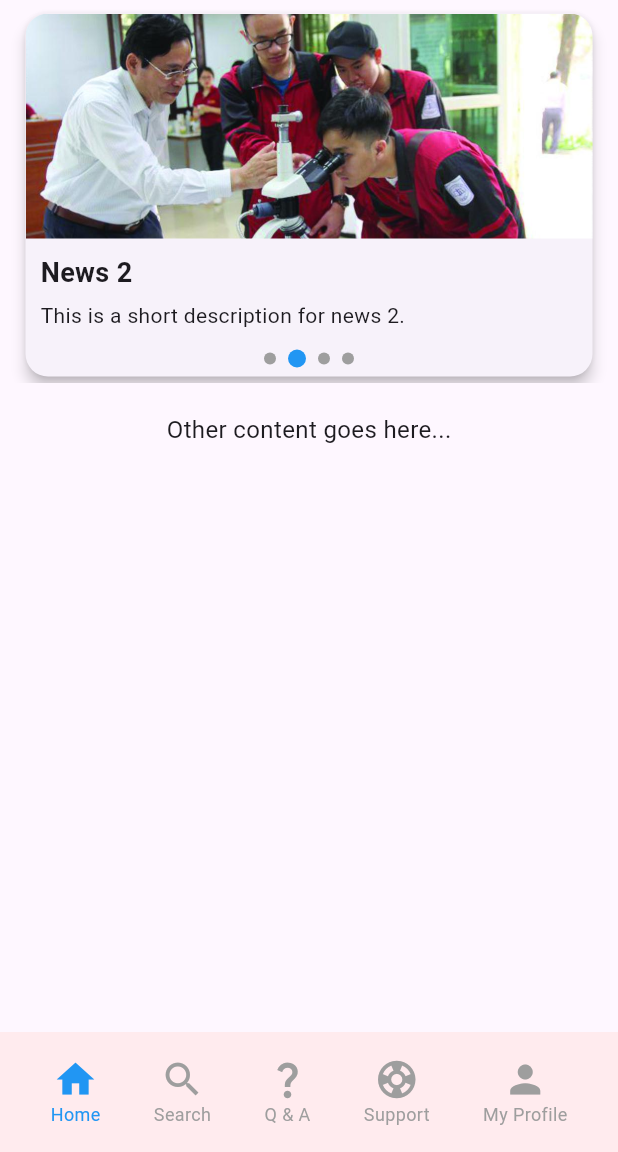
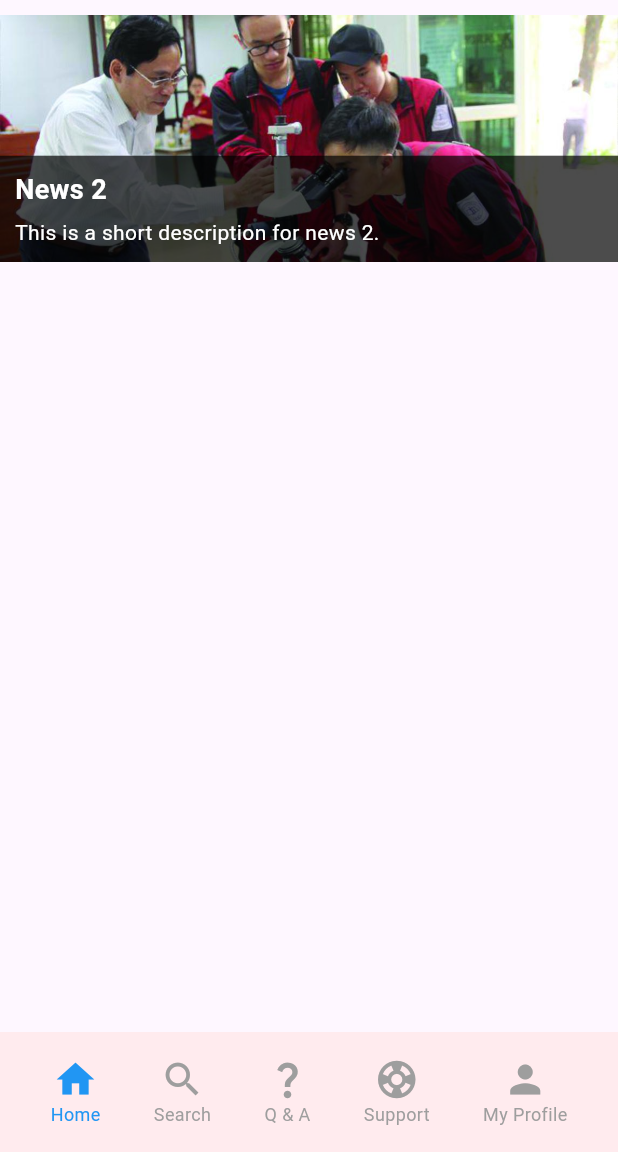
Before and after one commit to Thi1503/tuyen_sinh_app, a Flutter app: the screen it shows after launch, on a phone screen of 412 x 824 dp, the part 84-1236 px from its top. Run offline on Flutter 3.47's test engine with Material 3 defaults, Android fonts, the light colour scheme and no system bars.

Commit message:
Signed-off-by: Thi1503 <thile15032003@gmail.com>

```diff
--- a/lib/page/home_page.dart
+++ b/lib/page/home_page.dart
@@ -1,4 +1,5 @@
 import 'dart:async';
+import 'package:flutter/cupertino.dart';
 import 'package:flutter/material.dart';
 
 class NewsArticle {
@@ -13,27 +14,26 @@ class NewsArticle {
   });
 }
 
-// Dữ liệu giả cho các bài viết tin tức
 final List<NewsArticle> newsArticles = [
   NewsArticle(
     title: 'News 1',
     description: 'This is a short description for news 1.',
-    imageUrl: 'assets/picture_1.jpg', // Ảnh từ thư mục assets
+    imageUrl: 'assets/picture_1.jpg',
   ),
   NewsArticle(
     title: 'News 2',
     description: 'This is a short description for news 2.',
-    imageUrl: 'assets/picture_2.jpg', // Ảnh từ URL mạng
+    imageUrl: 'assets/picture_2.jpg',
   ),
   NewsArticle(
     title: 'News 3',
     description: 'This is a short description for news 3.',
-    imageUrl: 'assets/picture_3.jpg', // Ảnh từ URL mạng
+    imageUrl: 'assets/picture_3.jpg',
   ),
   NewsArticle(
     title: 'News 4',
-    description: 'This is a short description for news 3.',
-    imageUrl: 'assets/picture_4.jpg', // Ảnh từ URL mạng
+    description: 'This is a short description for news 4.',
+    imageUrl: 'assets/picture_4.jpg',
   ),
 ];
 
@@ -51,7 +51,6 @@ class _HomePageState extends State<HomePage> {
     super.initState();
     _pageController = PageController(initialPage: _currentPage);
 
-    // Tự động cuộn trang mỗi 5 giây
     Timer.periodic(Duration(seconds: 5), (Timer timer) {
       if (_currentPage < newsArticles.length - 1) {
         _currentPage++;
@@ -77,12 +76,12 @@ class _HomePageState extends State<HomePage> {
   Widget build(BuildContext context) {
     return Scaffold(
       body: SingleChildScrollView(
-        padding: EdgeInsets.all(5),
+        padding: EdgeInsets.only(top: 10,bottom: 5),
         child: Column(
           children: [
-            // PageView chiếm toàn bộ chiều ngang
             SizedBox(
-              height: 250,
+              width: MediaQuery.of(context).size.width,
+              height: MediaQuery.of(context).size.height*0.2, // Thay đổi chiều cao ở đây
               child: Stack(
                 alignment: Alignment.bottomCenter,
                 children: [
@@ -98,7 +97,6 @@ class _HomePageState extends State<HomePage> {
                       final article = newsArticles[index];
                       return GestureDetector(
                         onTap: () {
-                          // Thực hiện hành động khi nhấn vào, ví dụ hiển thị thông báo
                           showDialog(
                             context: context,
                             builder: (context) => AlertDialog(
@@ -113,35 +111,21 @@ class _HomePageState extends State<HomePage> {
                             ),
                           );
                         },
-                        child: Padding(
-                          padding: const EdgeInsets.symmetric(horizontal: 8.0),
-                          child: Card(
-                            elevation: 4,
-                            shape: RoundedRectangleBorder(
-                              borderRadius: BorderRadius.circular(15),
-                            ),
-                            child: Column(
-                              crossAxisAlignment: CrossAxisAlignment.stretch,
-                              children: [
-                                // Hiển thị ảnh của bài báo, tự động chọn asset hoặc network
-                                ClipRRect(
-                                  borderRadius: BorderRadius.vertical(top: Radius.circular(15)),
-                                  child: article.imageUrl.startsWith('http')
-                                      ? Image.network(
-                                    article.imageUrl,
-                                    height: 150,
-                                    width: double.infinity,
-                                    fit: BoxFit.cover,
-                                  )
-                                      : Image.asset(
-                                    article.imageUrl,
-                                    height: 150,
-                                    width: double.infinity,
-                                    fit: BoxFit.cover,
-                                  ),
-                                ),
-                                Padding(
-                                  padding: const EdgeInsets.all(10.0),
+                        child: ClipRRect(
+
+                          child: Stack(
+                            children: [
+                              Image.asset(
+                                article.imageUrl,
+                                width: MediaQuery.of(context).size.width,
+                                fit: BoxFit.cover,
+                              ),
+                              Positioned(
+                                bottom: 0,
+                                child: Container(
+                                  width: MediaQuery.of(context).size.width,
+                                  color: Colors.black.withOpacity(0.7),
+                                  padding: EdgeInsets.all(10.0),
                                   child: Column(
                                     crossAxisAlignment: CrossAxisAlignment.start,
                                     children: [
@@ -150,53 +134,36 @@ class _HomePageState extends State<HomePage> {
                                         style: TextStyle(
                                           fontSize: 18,
                                           fontWeight: FontWeight.bold,
+                                          color: Colors.white,
                                         ),
                                       ),
                                       SizedBox(height: 5),
                                       Text(
                                         article.description,
-                                        style: TextStyle(fontSize: 14),
+                                        style: TextStyle(
+                                          fontSize: 14,
+                                          color: Colors.white,
+                                        ),
                                         maxLines: 2,
                                         overflow: TextOverflow.ellipsis,
                                       ),
                                     ],
                                   ),
                                 ),
-                              ],
-                            ),
+                              ),
+                            ],
                           ),
                         ),
                       );
                     },
                   ),
-                  // Vòng tròn biểu thị trang hiện tại
-                  Positioned(
-                    bottom: 10,
-                    child: Row(
-                      mainAxisAlignment: MainAxisAlignment.center,
-                      children: List.generate(newsArticles.length, (index) {
-                        return Container(
-                          margin: EdgeInsets.symmetric(horizontal: 4),
-                          width: _currentPage == index ? 12 : 8,
-                          height: _currentPage == index ? 12 : 8,
-                          decoration: BoxDecoration(
-                            shape: BoxShape.circle,
-                            color: _currentPage == index ? Colors.blue : Colors.grey,
-                          ),
-                        );
-                      }),
-                    ),
-                  ),
                 ],
               ),
             ),
 
-            SizedBox(height: 20),
-            // Nội dung bổ sung dưới PageView
-            Text(
-              'Other content goes here...',
-              style: TextStyle(fontSize: 16),
-            ),
+            const SizedBox(height: 20),
+
+
           ],
         ),
       ),
```
Also changed, not shown: assets/banner_01.jpg (added).
